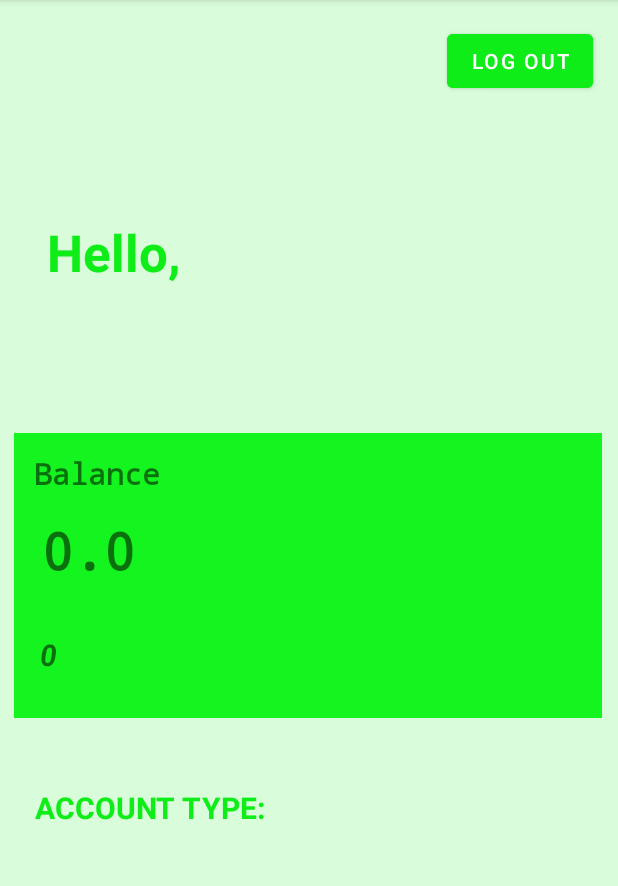
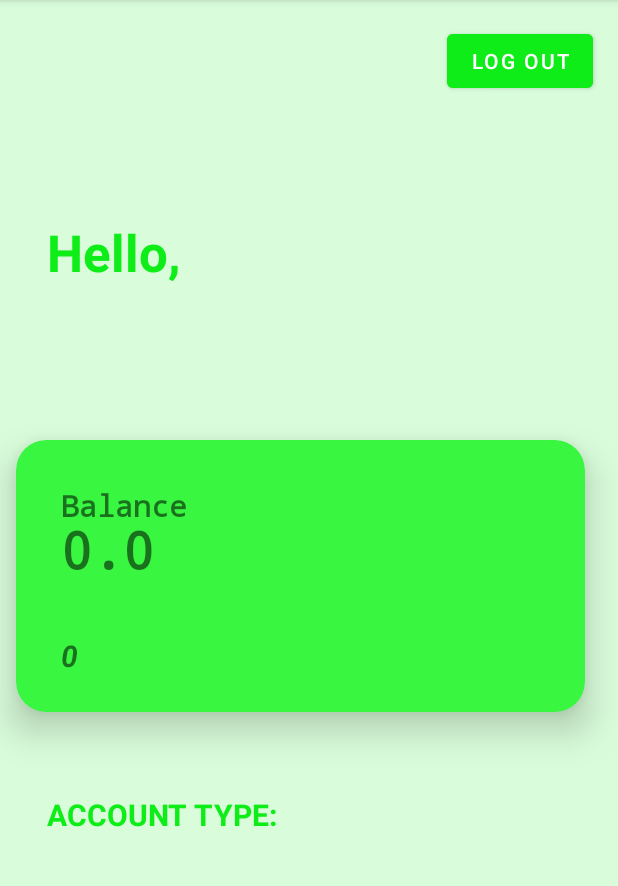
Before and after one commit to sampannap12/e-leap, an Android app: the screen it shows after launch (MainActivity), on a phone screen of 412 x 824 dp, the part 84-970 px from its top. Run offline under Robolectric (Android 15) with nearby library versions, the phone set to English and light mode, and no system bars; our stand-ins replace Firebase (no records; nobody signed in at launch, a user with empty details on screens opened directly); 3 statements that could not run were skipped.

Commit message:
updated the card design
updated card design and on the process of adding bottom nav

```diff
--- a/code/app/build.gradle
+++ b/code/app/build.gradle
@@ -30,7 +30,7 @@ android {
 }
 
 dependencies {
-
+    implementation 'com.google.android.material:material:1.0.0'
     implementation 'androidx.appcompat:appcompat:1.5.1'
     implementation 'com.google.android.material:material:1.7.0'
     implementation 'androidx.constraintlayout:constraintlayout:2.1.4'
--- a/code/app/src/main/res/layout/activity_main.xml
+++ b/code/app/src/main/res/layout/activity_main.xml
@@ -54,34 +54,23 @@
         app:layout_constraintVertical_bias="0.14" />
 
 
+    <!-- A CardView that contains a TextView -->
+
 
     <androidx.cardview.widget.CardView
         android:id="@+id/card_view"
-        android:layout_width="wrap_content"
-        android:layout_height="wrap_content"
+        android:layout_width="379dp"
+        android:layout_height="181dp"
         android:layout_gravity="center"
-        app:cardCornerRadius="4dp"
+        app:cardCornerRadius="20dp"
+        app:cardElevation="15dp"
+        android:outlineSpotShadowColor="@color/black"
         app:layout_constraintBottom_toBottomOf="parent"
         app:layout_constraintEnd_toEndOf="parent"
-        app:layout_constraintHorizontal_bias="0.62"
+        app:layout_constraintHorizontal_bias="0.326"
         app:layout_constraintStart_toStartOf="parent"
-        app:layout_constraintTop_toBottomOf="@+id/card_num"
-        app:layout_constraintVertical_bias="0.342">
-
-    </androidx.cardview.widget.CardView>
-
-
-    <TextView
-        android:id="@+id/info_text"
-        android:layout_width="392dp"
-        android:layout_height="190dp"
-        android:background="#14F41E"
-        app:layout_constraintBottom_toBottomOf="parent"
-        app:layout_constraintEnd_toEndOf="parent"
-        app:layout_constraintHorizontal_bias="0.473"
-        app:layout_constraintStart_toStartOf="parent"
-        app:layout_constraintTop_toBottomOf="@+id/name"
-        app:layout_constraintVertical_bias="0.252" />
+        app:layout_constraintTop_toTopOf="parent"
+        android:backgroundTint="#39F641">
 
         <TextView
             android:id="@+id/balance_text"
@@ -96,7 +85,9 @@
             app:layout_constraintHorizontal_bias="0.07"
             app:layout_constraintStart_toStartOf="parent"
             app:layout_constraintTop_toBottomOf="@+id/logout"
-        app:layout_constraintVertical_bias="0.351" />
+            app:layout_constraintVertical_bias="0.351"
+            android:layout_marginTop="30dp"
+            android:layout_marginLeft="30dp"/>
         <TextView
             android:id="@+id/Balance"
             android:layout_width="wrap_content"
@@ -104,12 +95,10 @@
             android:fontFamily="monospace"
             android:textSize="34sp"
             android:textStyle="bold"
-        app:layout_constraintBottom_toBottomOf="parent"
-        app:layout_constraintEnd_toEndOf="parent"
-        app:layout_constraintHorizontal_bias="0.08"
-        app:layout_constraintStart_toStartOf="parent"
+            android:layout_marginTop="50dp"
+            android:layout_marginLeft="30dp"
             app:layout_constraintTop_toBottomOf="@+id/balance_text"
-        app:layout_constraintVertical_bias="0.038" />
+             />
 
         <TextView
             android:id="@+id/card_num"
@@ -118,12 +107,15 @@
             android:text="123456"
             android:textSize="20sp"
             android:textStyle="bold|italic"
-        app:layout_constraintBottom_toBottomOf="parent"
-        app:layout_constraintEnd_toEndOf="parent"
-        app:layout_constraintHorizontal_bias="0.067"
-        app:layout_constraintStart_toStartOf="parent"
+            android:layout_marginTop="130dp"
+            android:layout_marginLeft="30dp"
             app:layout_constraintTop_toBottomOf="@+id/Balance"
-        app:layout_constraintVertical_bias="0.094" />
+            />
+
+
+
+    </androidx.cardview.widget.CardView>
+
 
     <TextView
         android:id="@+id/account_type2"
@@ -136,10 +128,10 @@
         android:textStyle="bold"
         app:layout_constraintBottom_toBottomOf="parent"
         app:layout_constraintEnd_toEndOf="parent"
-        app:layout_constraintHorizontal_bias="0.092"
+        app:layout_constraintHorizontal_bias="0.123"
         app:layout_constraintStart_toStartOf="parent"
-        app:layout_constraintTop_toBottomOf="@+id/card_num"
-        app:layout_constraintVertical_bias="0.258" />
+        app:layout_constraintTop_toBottomOf="@+id/card_view"
+        app:layout_constraintVertical_bias="0.205" />
 
     <TextView
         android:id="@+id/account_type"
@@ -152,10 +144,10 @@
         android:textStyle="bold"
         app:layout_constraintBottom_toBottomOf="parent"
         app:layout_constraintEnd_toEndOf="parent"
-        app:layout_constraintHorizontal_bias="0.599"
+        app:layout_constraintHorizontal_bias="0.647"
         app:layout_constraintStart_toStartOf="parent"
-        app:layout_constraintTop_toBottomOf="@+id/card_num"
-        app:layout_constraintVertical_bias="0.244" />
+        app:layout_constraintTop_toBottomOf="@+id/card_view"
+        app:layout_constraintVertical_bias="0.189" />
 
 
 
```
Also changed, not shown: code/app/src/main/res/drawable/selector.xml (added, +10 -0 lines), code/app/src/main/res/menu/bottom_nav.xml (added, +20 -0 lines). Lines whose indentation alone changed are shown as unchanged.
